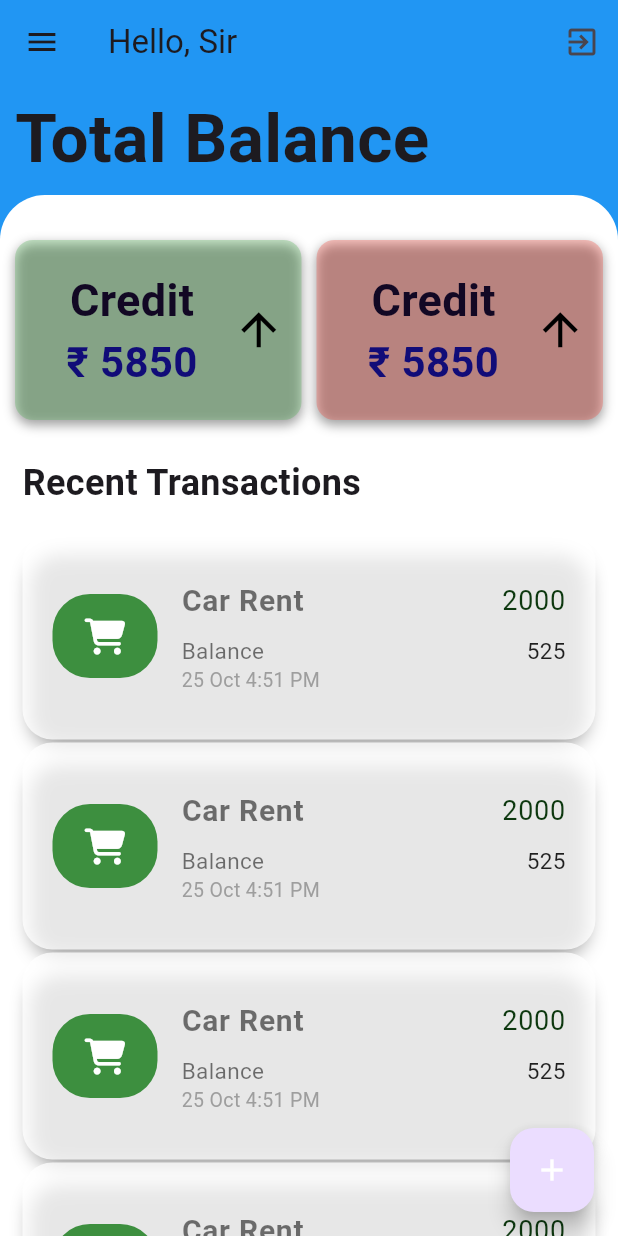
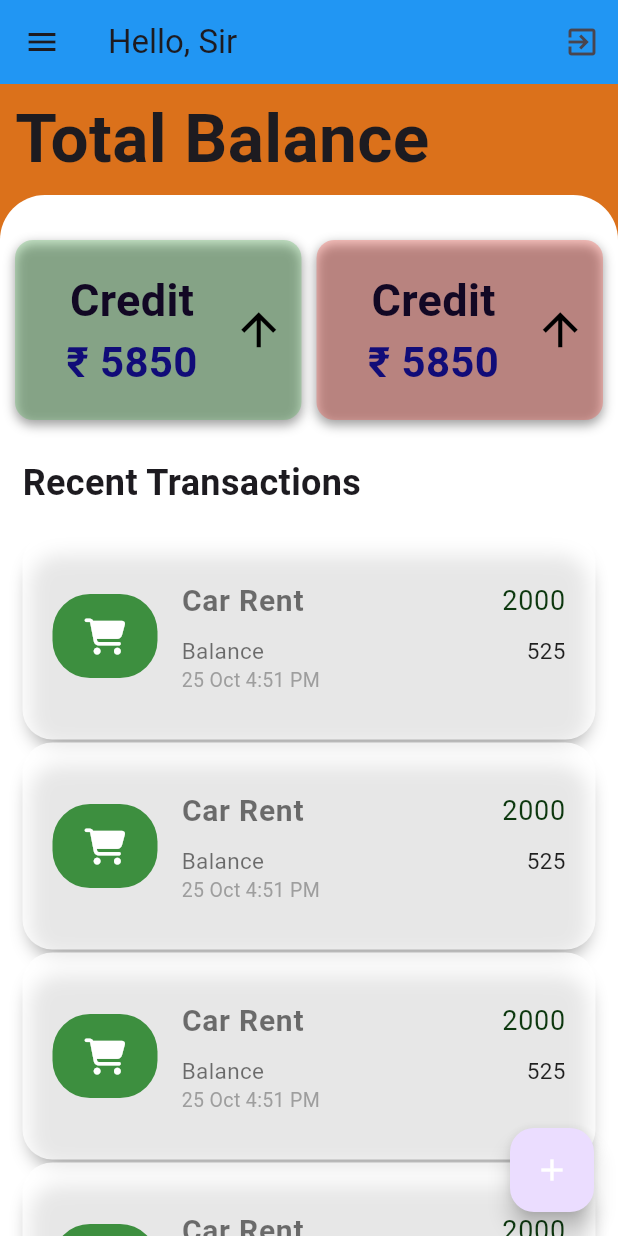
Before and after one commit to AshishParihar003/BuggetBuddy, a Flutter app: the screen it shows once a user with an empty profile is signed in, on a phone screen of 412 x 824 dp. Run offline on Flutter 3.47's test engine with Material 3 defaults, Android fonts, the phone set to English and light mode, and no system bars; our stand-ins replace cloud_firestore, convex_bottom_bar, firebase_auth, firebase_core, font_awesome_flutter, hidden_drawer_menu; missing offline and left inert: dart:js; accounts and stored records are empty.

Commit message:
commit 2

```diff
--- a/lib/HomePage/Dashboard.dart
+++ b/lib/HomePage/Dashboard.dart
@@ -150,7 +150,7 @@ class HeroCard extends StatelessWidget {
   @override
   Widget build(BuildContext context) {
     return Container(
-      color: Colors.blue,
+      color: Color.fromARGB(255, 219, 113, 27),
       child: Column(
         crossAxisAlignment: CrossAxisAlignment.start,
         children: [
```
